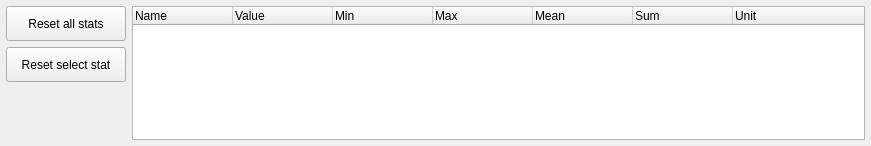
Before: the Qt Designer form src/genelab/core/ui/widgets/entities/statisticspropertiescontroller.ui in GeneCraft/GeneCraft-Project, drawn with Qt 5.
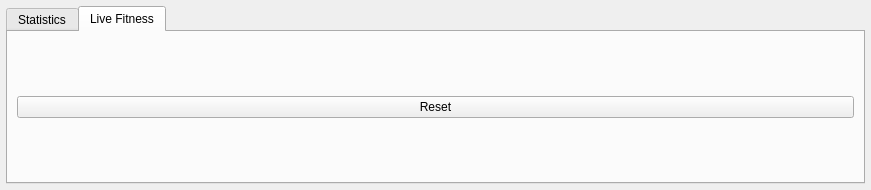
After: the same form once the commit is applied.

Commit message: stats + multiples evaluations

Patch:
```diff
--- a/src/genelab/core/ui/widgets/entities/statisticspropertiescontroller.ui
+++ b/src/genelab/core/ui/widgets/entities/statisticspropertiescontroller.ui
@@ -7,7 +7,7 @@
     <x>0</x>
     <y>0</y>
     <width>871</width>
-    <height>146</height>
+    <height>190</height>
    </rect>
   </property>
   <property name="windowTitle">
@@ -17,7 +17,36 @@
    <property name="margin">
     <number>6</number>
    </property>
-   <item row="0" column="1" rowspan="3" colspan="2">
+   <item row="0" column="0">
+    <widget class="QTabWidget" name="tabWidget">
+     <property name="currentIndex">
+      <number>1</number>
+     </property>
+     <widget class="QWidget" name="tab">
+      <attribute name="title">
+       <string>Statistics</string>
+      </attribute>
+      <layout class="QGridLayout" name="gridLayout_2">
+       <item row="0" column="0">
+        <widget class="QPushButton" name="pbResetAllStats">
+         <property name="minimumSize">
+          <size>
+           <width>0</width>
+           <height>35</height>
+          </size>
+         </property>
+         <property name="maximumSize">
+          <size>
+           <width>120</width>
+           <height>16777215</height>
+          </size>
+         </property>
+         <property name="text">
+          <string>Reset all stats</string>
+         </property>
+        </widget>
+       </item>
+       <item row="0" column="1" rowspan="3">
     <widget class="QTreeWidget" name="twStats">
      <column>
       <property name="text">
@@ -56,25 +85,6 @@
      </column>
     </widget>
    </item>
-   <item row="0" column="0">
-    <widget class="QPushButton" name="pbResetAllStats">
-     <property name="minimumSize">
-      <size>
-       <width>0</width>
-       <height>35</height>
-      </size>
-     </property>
-     <property name="maximumSize">
-      <size>
-       <width>120</width>
-       <height>16777215</height>
-      </size>
-     </property>
-     <property name="text">
-      <string>Reset all stats</string>
-     </property>
-    </widget>
-   </item>
    <item row="1" column="0">
     <widget class="QPushButton" name="pbResetSelectedStat">
      <property name="minimumSize">
@@ -92,6 +102,24 @@
      <property name="text">
       <string>Reset select stat</string>
      </property>
+        </widget>
+       </item>
+      </layout>
+     </widget>
+     <widget class="QWidget" name="tab_2">
+      <attribute name="title">
+       <string>Live Fitness</string>
+      </attribute>
+      <layout class="QHBoxLayout" name="horizontalLayout">
+       <item>
+        <widget class="QPushButton" name="pushButton">
+         <property name="text">
+          <string>Reset</string>
+         </property>
+        </widget>
+       </item>
+      </layout>
+     </widget>
     </widget>
    </item>
   </layout>
```
Lines whose indentation alone changed are shown as unchanged. The commit also changes 18 other files.
